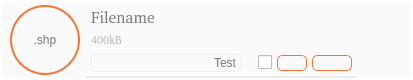
The window that ui/File_widget.ui (EngAplicacaoStara/StaraMaps) describes before a commit, drawn with Qt 5.
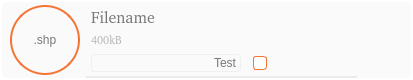
The same window after the commit. Icons and pictures are not drawn.

Patch:
```diff
--- a/ui/File_widget.ui
+++ b/ui/File_widget.ui
@@ -336,7 +336,25 @@
            <item>
             <widget class="QCheckBox" name="checkBox">
              <property name="styleSheet">
-              <string notr="true"/>
+              <string notr="true">QCheckBox {
+    color: rgb(243, 116, 53);            /* Cor do texto */
+    spacing: 5px;
+    font-weight: bold;
+}
+
+QCheckBox::indicator {
+    width: 12px;
+    height: 12px;
+    border: 1px solid rgb(243, 116, 53);
+    border-radius: 3px;
+    background-color: white;
+}
+
+QCheckBox::indicator:checked {
+    background-color: rgb(243, 116, 53);
+    image: url(none); /* Remove o ícone padrão */
+}
+</string>
              </property>
              <property name="text">
               <string/>
@@ -359,7 +377,7 @@
              </property>
              <property name="styleSheet">
               <string notr="true">QPushButton{
-	border:  1px solid rgb(243, 116, 53);	
+	/*border:  1px solid rgb(243, 116, 53);*/
 	color:  rgb(243, 116, 53);
 	border-radius: 5px;
 	font: 12pt url(:/plugins/StaraMaps/Roboto-Regular.ttf);
@@ -398,7 +416,7 @@
              </property>
              <property name="styleSheet">
               <string notr="true">QPushButton{
-	border:  1px solid rgb(243, 116, 53);	
+	/*border:  1px solid rgb(243, 116, 53);*/
 	color:  rgb(243, 116, 53);
 	border-radius: 5px;
 	font: 12pt url(:/plugins/StaraMaps/Roboto-Regular.ttf);
```
Left out of the diff: 4 changed lines with no effect on the pictures.
